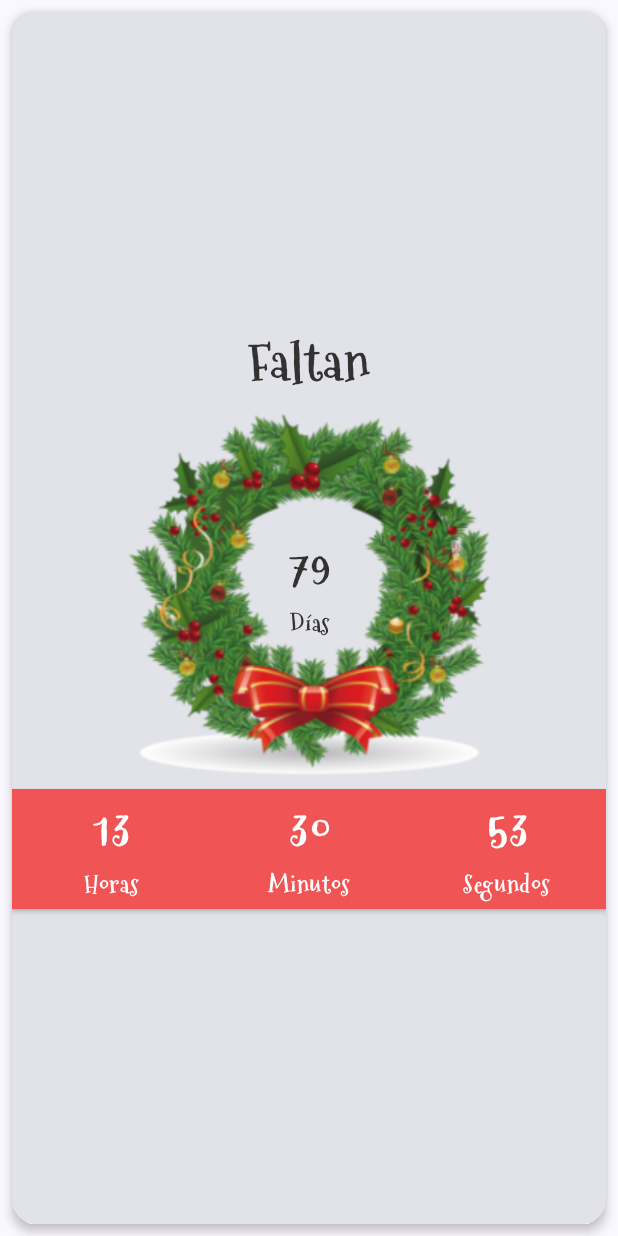
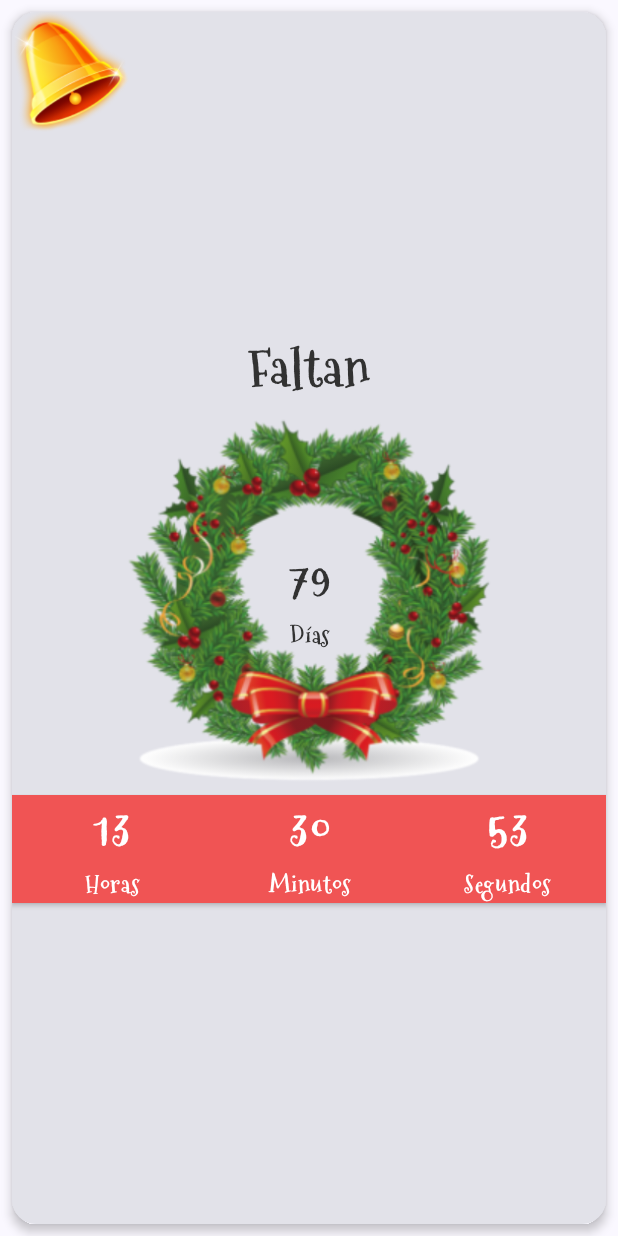
Before and after one commit to hall9zeha/ChristmasAppCompose, an Android app built with Jetpack Compose: the screen it shows after launch (MainActivity), on a phone screen of 412 x 824 dp. Run offline under Robolectric (Android 15) with nearby library versions, the phone set to English and light mode, and no system bars; our stand-ins replace Dagger/Hilt's generated code, livedata-compose.

Commit message:
Refactor countown screen, added colors for lightTheme

```diff
--- a/app/src/main/java/com/barryzea/christmasapp/ui/components/CountdownScreen.kt
+++ b/app/src/main/java/com/barryzea/christmasapp/ui/components/CountdownScreen.kt
@@ -1,6 +1,5 @@
 package com.barryzea.christmasapp.ui.components
 
-import android.graphics.Paint
 import androidx.compose.foundation.Image
 import androidx.compose.foundation.background
 import androidx.compose.foundation.layout.Arrangement
@@ -13,37 +12,35 @@ import androidx.compose.foundation.layout.fillMaxWidth
 import androidx.compose.foundation.layout.height
 import androidx.compose.foundation.layout.padding
 import androidx.compose.foundation.layout.width
+import androidx.compose.foundation.layout.wrapContentHeight
 import androidx.compose.foundation.shape.RoundedCornerShape
 import androidx.compose.material3.Card
 import androidx.compose.material3.CardDefaults
-import androidx.compose.material3.Surface
 import androidx.compose.material3.Text
 import androidx.compose.runtime.Composable
+import androidx.compose.runtime.ComposeCompilerApi
 import androidx.compose.runtime.getValue
 import androidx.compose.runtime.livedata.observeAsState
 import androidx.compose.ui.Alignment
 import androidx.compose.ui.Modifier
+import androidx.compose.ui.draw.shadow
 import androidx.compose.ui.graphics.Color
+import androidx.compose.ui.graphics.Outline
 import androidx.compose.ui.layout.layoutId
+import androidx.compose.ui.modifier.modifierLocalConsumer
 import androidx.compose.ui.res.painterResource
 import androidx.compose.ui.res.stringResource
 import androidx.compose.ui.text.font.FontFamily
 import androidx.compose.ui.text.font.FontWeight
-import androidx.compose.ui.text.googlefonts.Font
-import androidx.compose.ui.text.googlefonts.GoogleFont
 import androidx.compose.ui.text.style.TextAlign
 import androidx.compose.ui.tooling.preview.Preview
+import androidx.compose.ui.unit.TextUnit
 import androidx.compose.ui.unit.dp
 import androidx.compose.ui.unit.sp
 import androidx.hilt.navigation.compose.hiltViewModel
 import com.barryzea.christmasapp.R
-import com.barryzea.christmasapp.common.getFontProviders
 import com.barryzea.christmasapp.data.model.CountdownEntity
 import com.barryzea.christmasapp.ui.viewModel.MainViewModel
-import kotlinx.coroutines.CoroutineScope
-import kotlinx.coroutines.Dispatchers
-import kotlinx.coroutines.delay
-import kotlinx.coroutines.launch
 
 
 /**
@@ -72,6 +69,7 @@ fun CountdownScreen(mainViewModel: MainViewModel = hiltViewModel()){
             FontWeight.W700
         )
     )
+
     viewModel.fetchChristmasCountdown()
     val response by mainViewModel.christmasCountdown.observeAsState(CountdownEntity())
 
@@ -81,28 +79,35 @@ fun CountdownScreen(mainViewModel: MainViewModel = hiltViewModel()){
         elevation =CardDefaults.cardElevation( defaultElevation = 4.dp),
         shape= RoundedCornerShape(16.dp)
     ) {
-        Box() {
+        Box {
+            ChristmasBell()
             Column(
                 Modifier.fillMaxSize(),
                 horizontalAlignment = Alignment.CenterHorizontally,
                 verticalArrangement = Arrangement.Center
             ) {
-                  countdownBody(response = response!!)
-
+                CountdownBody(response = response!!)
             }
 
         }
     }
+}@Composable
+fun ChristmasBell(){
+    Row {
+        Image(painter = painterResource(id = R.drawable.bell_icons), contentDescription ="",
+            modifier= Modifier
+                .width(80.dp)
+                .height(80.dp))
     }
-
+}
 @Composable
-fun countdownBody(response: CountdownEntity, modifier: Modifier = Modifier
+fun CountdownBody(response: CountdownEntity, modifier: Modifier = Modifier
     .fillMaxWidth()) {
    if(!response.itsChristmas){
-       itsNotChristmasYet(response = response, modifier =modifier)
+       ItsNotChristmasYet(response = response, modifier =modifier)
    }else{
         viewModel.job.cancel()
-       itsChristmas()
+       ItsChristmas()
    }
 }
 
@@ -111,7 +116,7 @@ fun countdownBody(response: CountdownEntity, modifier: Modifier = Modifier
     showSystemUi = true
 )
 @Composable
-fun itsChristmas(){
+fun ItsChristmas(){
     Column(modifier= Modifier
         .layoutId("contentMainIsChristmas")
         .fillMaxWidth()
@@ -120,8 +125,8 @@ fun itsChristmas(){
         verticalArrangement = Arrangement.Center
         ){
         Text(
-            modifier=Modifier.layoutId("tvMerrychristmas"),
-            text = "Feliz Navidad",
+            modifier=Modifier.layoutId("tvMerryChristmas"),
+            text = stringResource(R.string.merryChristmas),
             fontSize = 46.sp,
             textAlign= TextAlign.Center,
             //fontFamily= fontFamily,
@@ -135,8 +140,8 @@ fun itsChristmas(){
                 .height(260.dp)
                 .width(260.dp))
         Text(
-            modifier=Modifier.layoutId("tvEnjoyit"),
-            text = "Disfrútalo",
+            modifier=Modifier.layoutId("tvEnjoyIt"),
+            text = stringResource(R.string.enjoyIt),
             fontSize = 46.sp,
             textAlign= TextAlign.Center,
             //fontFamily= fontFamily,
@@ -145,113 +150,81 @@ fun itsChristmas(){
     }
 }
 @Composable
-fun itsNotChristmasYet(response:CountdownEntity, modifier:Modifier){
-    Row(modifier = Modifier.layoutId("headerRow"),
-        horizontalArrangement = Arrangement.Center){
-        Text(text = "Faltan",
-            modifier=Modifier.layoutId("tvHeader"),
-            color = Color(0xff323232),
-            fontSize = 34.sp,
-            textAlign= TextAlign.Center
-            )
+fun ItsNotChristmasYet(response:CountdownEntity, modifier:Modifier){
+    Column (verticalArrangement = Arrangement.Center, horizontalAlignment = Alignment.CenterHorizontally){
+        Row(
+            modifier = Modifier.layoutId("headerRow"),
+            horizontalArrangement = Arrangement.Center
+        ) {
+            GenericTextView("tvStill",msgText = stringResource(R.string.still), Color(0xff323232),34.sp,modifier =modifier )
+
         }
-    Box(modifier = Modifier
+        Box(
+            modifier = Modifier
                 .layoutId("contentMain")
                 .height(260.dp)
                 .width(260.dp),
-        contentAlignment =  Alignment.Center){
-        Image( painterResource(id = R.drawable.christmas_wreath),
-            contentDescription="",
-            modifier= Modifier
+            contentAlignment = Alignment.Center
+        ) {
+            Image(
+                painterResource(id = R.drawable.christmas_wreath),
+                contentDescription = "",
+                modifier = Modifier
                     .layoutId("wreathImg")
                     .height(260.dp)
                     .width(260.dp)
             )
             Column(Modifier.padding(0.dp)) {
-            Text(
-                text = response.day.toString(),
-                modifier = modifier.layoutId("tvDays"),
-                color = Color(0xff323232),
-                fontSize = 34.sp,
-                //fontFamily = fontFamily,
-                textAlign = TextAlign.Center
-            )
-            Text(
-                text = stringResource(R.string.days),
-                modifier = modifier
-                    .layoutId("tvDaysDesc")
-                    .padding(0.dp, 0.dp, 0.dp, 8.dp),
-                color = Color(0xff323232),
-                //fontFamily = fontFamily,
-                textAlign = TextAlign.Center
-            )
+                GenericTextView("tvDays",msgText = response.day.toString(), Color(0xff323232),34.sp,modifier =modifier )
+                GenericTextView("tvDaysDesc",msgText = stringResource(id = R.string.days), Color(0xff323232),16.sp,modifier =modifier )
+
             }
         }
-    Surface(shadowElevation = 2.dp) {
+        // Surface(shadowElevation = 2.dp) {
         Row(
             horizontalArrangement = Arrangement.Center,
             verticalAlignment = Alignment.CenterVertically,
             modifier = Modifier
-                .height(80.dp)
+                .shadow(2.dp)
+                // .height(80.dp)
+                .wrapContentHeight()
                 .background(color = Color(0xFFF05454))
         ) {
 
             Column(Modifier.weight(1f), horizontalAlignment = Alignment.CenterHorizontally) {
+                GenericTextView("tvHours",msgText = response.hour.toString(),Color.White,34.sp,modifier =modifier )
+                GenericTextView("tvHoursDesc",msgText = stringResource(id = R.string.hour),Color.White,16.sp,modifier =modifier )
+            }
+            Column(Modifier.weight(1f), horizontalAlignment = Alignment.CenterHorizontally) {
+                GenericTextView("tvMinutes",msgText = response.minute.toString(),Color.White,34.sp,modifier =modifier )
+                GenericTextView("tvMinuteDesc",msgText = stringResource(id = R.string.minutes),Color.White,16.sp,modifier =modifier )
+            }
+            Column(Modifier.weight(1f), horizontalAlignment = Alignment.CenterHorizontally) {
+                GenericTextView("tvSecond",msgText = response.second.toString(),Color.White,34.sp,modifier =modifier )
+                GenericTextView("tvSecondDesc",msgText = stringResource(id = R.string.seconds),Color.White,16.sp,modifier =modifier )
+           }
+        }
+        //}
+    }
+}
+@Composable
+fun GenericTextView(idLayout:String, msgText:String, color: Color,size:TextUnit, modifier: Modifier){
     Text(
-                    text = response.hour.toString(),
-                    modifier = modifier.layoutId("tvHours"),
-                    color = Color(0xffffffff),
-                    fontSize = 34.sp,
+        text = msgText,
+        modifier = modifier.layoutId(idLayout),
+        color = color,
+        fontSize = size,
         //fontFamily=fontFamily,
         textAlign = TextAlign.Center
     )
-                Text(
-                    text = stringResource(R.string.hour),
-                    modifier = Modifier.layoutId("tvHoursDesc"),
-                    //fontFamily=fontFamily,
-                    color = Color(0xffffffff),
-                )
-            }
-            Column(Modifier.weight(1f), horizontalAlignment = Alignment.CenterHorizontally) {
-                Text(
-                    text = response.minute.toString(),
-                    modifier = modifier.layoutId("tvMinutes"),
-                    color = Color(0xffffffff),
-                    fontSize = 34.sp,
-                    //fontFamily=fontFamily,
-                    textAlign = TextAlign.Center
-                )
-                Text(
-                    text = stringResource(R.string.minutes),
-                    modifier = Modifier.layoutId("tvMinutesDesc"),
-                    //fontFamily=fontFamily,
-                    color = Color(0xffffffff),
-                )
-            }
-            Column(Modifier.weight(1f), horizontalAlignment = Alignment.CenterHorizontally) {
-                Text(
-                    text = response.second.toString(),
-                    modifier = modifier.layoutId("tvSeconds"),
-                    color = Color(0xffffffff),
-                    fontSize = 34.sp,
-                    //fontFamily=fontFamily,
-                    textAlign = TextAlign.Center
-                )
-                Text(
-                    text = stringResource(R.string.seconds),
-                    modifier = Modifier.layoutId("tvSecondsDesc"),
-                    //fontFamily=fontFamily,
-                    color = Color(0xffffffff),
-                )
-            }
-        }
-    }
+
 }
 @Preview(
     showBackground = true,
     showSystemUi = true
 )
+
 @Composable
 fun prev(){
-    countdownBody(response = CountdownEntity())
+    ItsNotChristmasYet(CountdownEntity(), Modifier)
 }
--- a/app/src/main/java/com/barryzea/christmasapp/ui/theme/Color.kt
+++ b/app/src/main/java/com/barryzea/christmasapp/ui/theme/Color.kt
@@ -9,3 +9,14 @@ val Pink80 = Color(0xFFEFB8C8)
 val Purple40 = Color(0xFF6650a4)
 val PurpleGrey40 = Color(0xFF625b71)
 val Pink40 = Color(0xFF7D5260)
+
+//custom light theme colors
+val greenSoft = Color(0xE87ABB7A)
+val salmonRed = Color(0xFFF05454)
+val salmonRedSoft = Color(0xFFEE9595)
+
+//custom dark theme colors
+
+val blackHard = Color(0xFF212121)
+val blackSoft = Color(0xFF323232)
+val accentColorCustom = Color(0xFFEE9595)
--- a/app/src/main/java/com/barryzea/christmasapp/ui/theme/Theme.kt
+++ b/app/src/main/java/com/barryzea/christmasapp/ui/theme/Theme.kt
@@ -22,9 +22,9 @@ private val DarkColorScheme = darkColorScheme(
 )
 
 private val LightColorScheme = lightColorScheme(
-    primary = Purple40,
-    secondary = PurpleGrey40,
-    tertiary = Pink40
+    primary = greenSoft,
+    secondary = salmonRed,
+    tertiary = salmonRedSoft
 
     /* Other default colors to override
     background = Color(0xFFFFFBFE),
--- a/app/src/main/res/values/strings.xml
+++ b/app/src/main/res/values/strings.xml
@@ -4,4 +4,7 @@
     <string name="hour">Horas</string>
     <string name="seconds">Segundos</string>
     <string name="days">Días</string>
+    <string name="merryChristmas">Feliz Navidad</string>
+    <string name="enjoyIt">Disfrútalo</string>
+    <string name="still">Faltan</string>
 </resources>
```
Also changed, not shown: app/src/main/res/drawable/bell_icons.png (added), 1 other file. Lines whose indentation alone changed are shown as unchanged.
